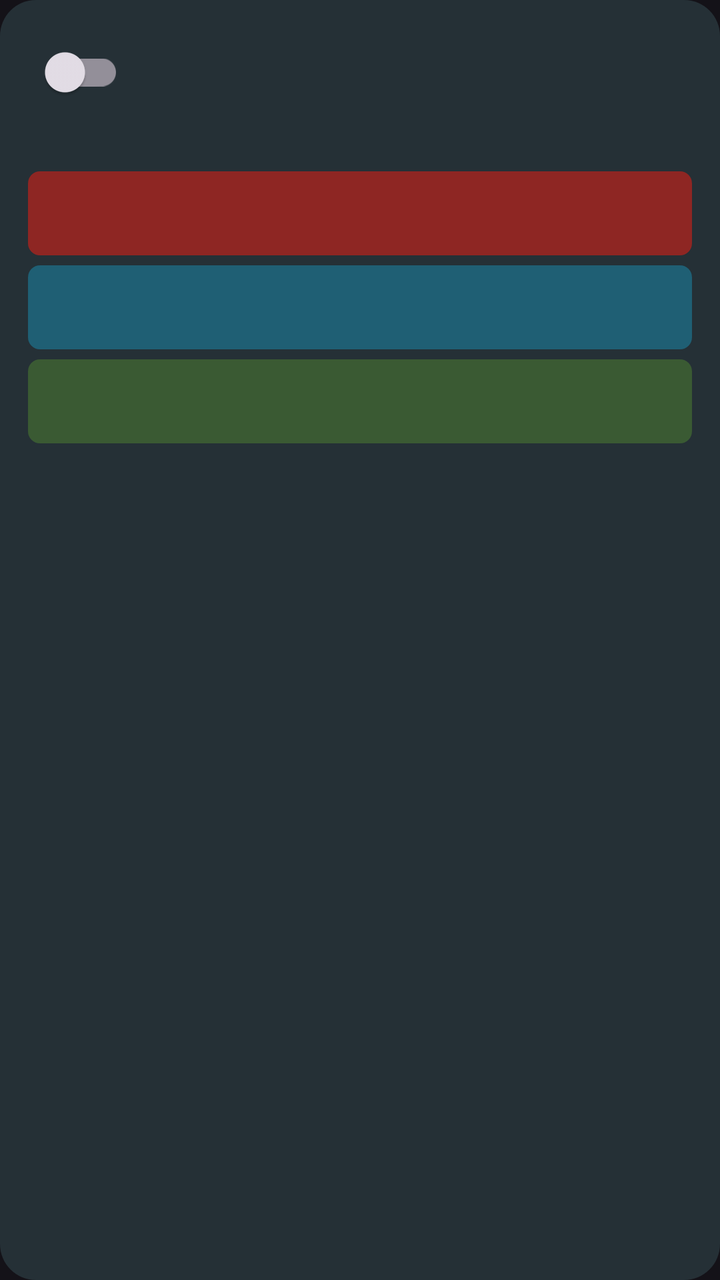
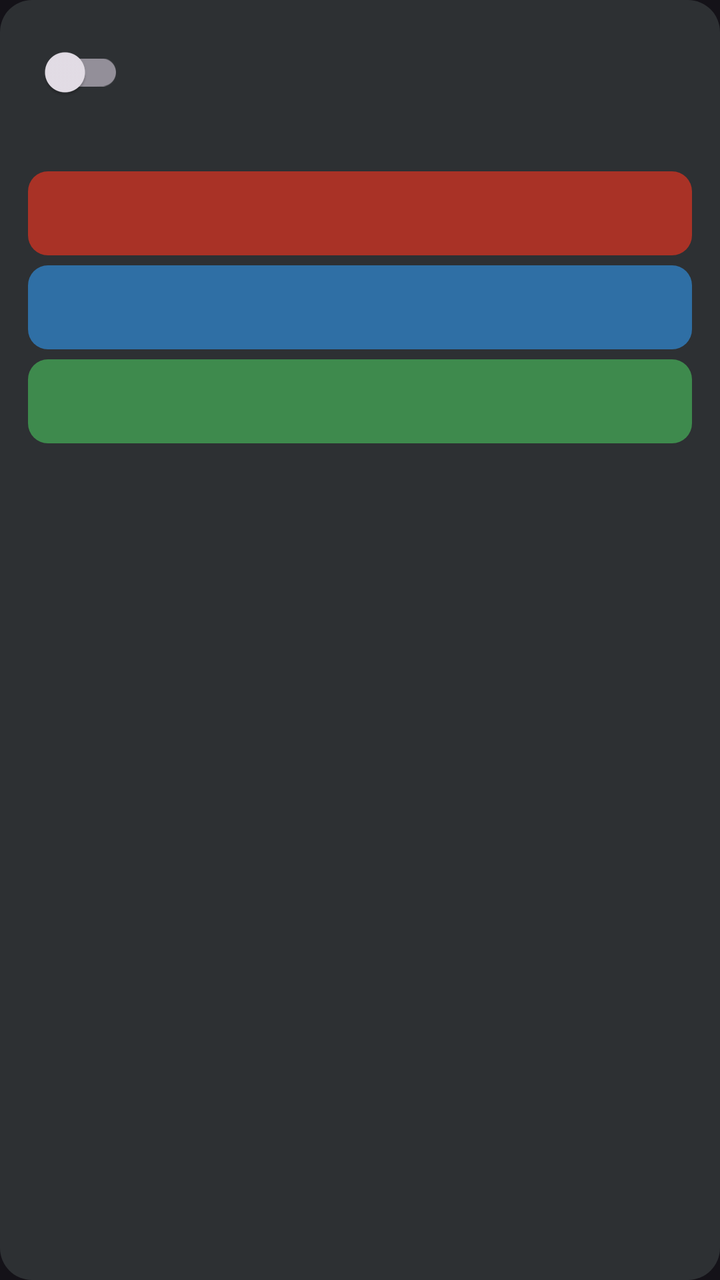

The first picture is an Android layout as it rendered before a commit; the second is the same layout after the commit. The layout source and the unified diff follow.
<!-- AndroidManifest.xml: application theme Theme.AutoDroid -->
<!-- res/layout/item_macro.xml -->
<?xml version="1.0" encoding="utf-8"?>
<LinearLayout xmlns:android="http://schemas.android.com/apk/res/android"
    android:layout_width="match_parent"
    android:layout_height="wrap_content"
    android:layout_marginBottom="10dp"
    android:background="@drawable/macro_card_bg"
    android:orientation="vertical"
    android:paddingStart="14dp"
    android:paddingEnd="14dp"
    android:paddingTop="12dp"
    android:paddingBottom="12dp">

    <LinearLayout
        android:layout_width="match_parent"
        android:layout_height="wrap_content"
        android:gravity="center_vertical"
        android:orientation="horizontal">

        <androidx.appcompat.widget.SwitchCompat
            android:id="@+id/macro_switch"
            android:layout_width="wrap_content"
            android:layout_height="wrap_content"
            android:layout_marginEnd="10dp" />

        <TextView
            android:id="@+id/macro_name"
            android:layout_width="0dp"
            android:layout_height="wrap_content"
            android:layout_weight="1"
            android:textColor="@android:color/white"
            android:textSize="17sp"
            android:textStyle="bold" />
    </LinearLayout>

    <TextView
        android:id="@+id/macro_last_run"
        android:layout_width="match_parent"
        android:layout_height="wrap_content"
        android:layout_marginTop="3dp"
        android:textColor="#FFAFC0C8"
        android:textSize="11sp" />

    <LinearLayout
        android:id="@+id/block_trigger"
        android:layout_width="match_parent"
        android:layout_height="wrap_content"
        android:layout_marginTop="8dp"
        android:background="@drawable/bg_block_trigger"
        android:gravity="center_vertical"
        android:minHeight="42dp"
        android:orientation="horizontal"
        android:paddingStart="12dp"
        android:paddingEnd="12dp">

        <TextView
            android:id="@+id/trigger_value"
            android:layout_width="match_parent"
            android:layout_height="wrap_content"
            android:textColor="@android:color/white"
            android:textSize="14sp" />
    </LinearLayout>

    <LinearLayout
        android:id="@+id/block_actions"
        android:layout_width="match_parent"
        android:layout_height="wrap_content"
        android:layout_marginTop="5dp"
        android:background="@drawable/bg_block_action"
        android:gravity="center_vertical"
        android:minHeight="42dp"
        android:orientation="horizontal"
        android:paddingStart="12dp"
        android:paddingEnd="12dp">

        <TextView
            android:id="@+id/action_value"
            android:layout_width="match_parent"
            android:layout_height="wrap_content"
            android:textColor="@android:color/white"
            android:textSize="14sp" />
    </LinearLayout>

    <LinearLayout
        android:id="@+id/block_constraints"
        android:layout_width="match_parent"
        android:layout_height="wrap_content"
        android:layout_marginTop="5dp"
        android:background="@drawable/bg_block_constraint"
        android:gravity="center_vertical"
        android:minHeight="42dp"
        android:orientation="horizontal"
        android:paddingStart="12dp"
        android:paddingEnd="12dp">

        <TextView
            android:id="@+id/constraint_count"
            android:layout_width="match_parent"
            android:layout_height="wrap_content"
            android:textColor="@android:color/white"
            android:textSize="14sp" />
    </LinearLayout>
</LinearLayout>
<!-- resources referenced by this layout -->
<resources>
  <!-- drawable bg_block_action (drawable) -->
  <?xml version="1.0" encoding="utf-8"?>
  <shape xmlns:android="http://schemas.android.com/apk/res/android" android:shape="rectangle">
      <solid android:color="#FF1F5F74" />
      <corners android:radius="6dp" />
  </shape>
  <!-- drawable bg_block_constraint (drawable) -->
  <?xml version="1.0" encoding="utf-8"?>
  <shape xmlns:android="http://schemas.android.com/apk/res/android" android:shape="rectangle">
      <solid android:color="#FF3A5A33" />
      <corners android:radius="6dp" />
  </shape>
  <!-- drawable bg_block_trigger (drawable) -->
  <?xml version="1.0" encoding="utf-8"?>
  <shape xmlns:android="http://schemas.android.com/apk/res/android" android:shape="rectangle">
      <solid android:color="#FF8E2623" />
      <corners android:radius="6dp" />
  </shape>
  <!-- drawable macro_card_bg (drawable) -->
  <?xml version="1.0" encoding="utf-8"?>
  <shape xmlns:android="http://schemas.android.com/apk/res/android" android:shape="rectangle">
      <solid android:color="#FF253036" />
      <corners android:radius="18dp" />
  </shape>
  <style name="Theme.AutoDroid" parent="Theme.Material3.Dark.NoActionBar">
          <item name="colorPrimary">#FF00BCD4</item>
          <item name="android:statusBarColor">#FF152229</item>
          <item name="android:navigationBarColor">#FF182B33</item>
          <item name="android:windowLightStatusBar">false</item>
      </style>
</resources>

<!-- the commit's change to res/layout/item_macro.xml (unified diff, before → after) -->
@@ -37,7 +37,7 @@
         android:layout_width="match_parent"
         android:layout_height="wrap_content"
         android:layout_marginTop="3dp"
-        android:textColor="#FFAFC0C8"
+        android:textColor="@color/md_text_secondary"
         android:textSize="11sp" />
 
     <LinearLayout
<!-- resource entries referenced after the edit -->
@@ -1,34 +1,38 @@
 <!-- resources referenced by this layout -->
 <resources>
+  <color name="md_text_secondary">#FFAEB6BD</color>
   <!-- drawable bg_block_action (drawable) -->
   <?xml version="1.0" encoding="utf-8"?>
   <shape xmlns:android="http://schemas.android.com/apk/res/android" android:shape="rectangle">
-      <solid android:color="#FF1F5F74" />
-      <corners android:radius="6dp" />
+      <solid android:color="#FF2F6FA5" />
+      <corners android:radius="10dp" />
   </shape>
   <!-- drawable bg_block_constraint (drawable) -->
   <?xml version="1.0" encoding="utf-8"?>
   <shape xmlns:android="http://schemas.android.com/apk/res/android" android:shape="rectangle">
-      <solid android:color="#FF3A5A33" />
-      <corners android:radius="6dp" />
+      <solid android:color="#FF3E8A4D" />
+      <corners android:radius="10dp" />
   </shape>
   <!-- drawable bg_block_trigger (drawable) -->
   <?xml version="1.0" encoding="utf-8"?>
   <shape xmlns:android="http://schemas.android.com/apk/res/android" android:shape="rectangle">
-      <solid android:color="#FF8E2623" />
-      <corners android:radius="6dp" />
+      <solid android:color="#FFA93226" />
+      <corners android:radius="10dp" />
   </shape>
   <!-- drawable macro_card_bg (drawable) -->
   <?xml version="1.0" encoding="utf-8"?>
   <shape xmlns:android="http://schemas.android.com/apk/res/android" android:shape="rectangle">
-      <solid android:color="#FF253036" />
-      <corners android:radius="18dp" />
+      <solid android:color="@color/md_card" />
+      <corners android:radius="16dp" />
   </shape>
   <style name="Theme.AutoDroid" parent="Theme.Material3.Dark.NoActionBar">
-          <item name="colorPrimary">#FF00BCD4</item>
-          <item name="android:statusBarColor">#FF152229</item>
-          <item name="android:navigationBarColor">#FF182B33</item>
+          <item name="colorPrimary">#FF3E526E</item>
+          <item name="android:statusBarColor">@color/md_primary_bar</item>
+          <item name="android:navigationBarColor">@color/md_background</item>
           <item name="android:windowLightStatusBar">false</item>
       </style>
+  <color name="md_card">#FF2D3033</color>
+  <color name="md_primary_bar">#FF2B3A50</color>
+  <color name="md_background">#FF121212</color>
 </resources>
 
